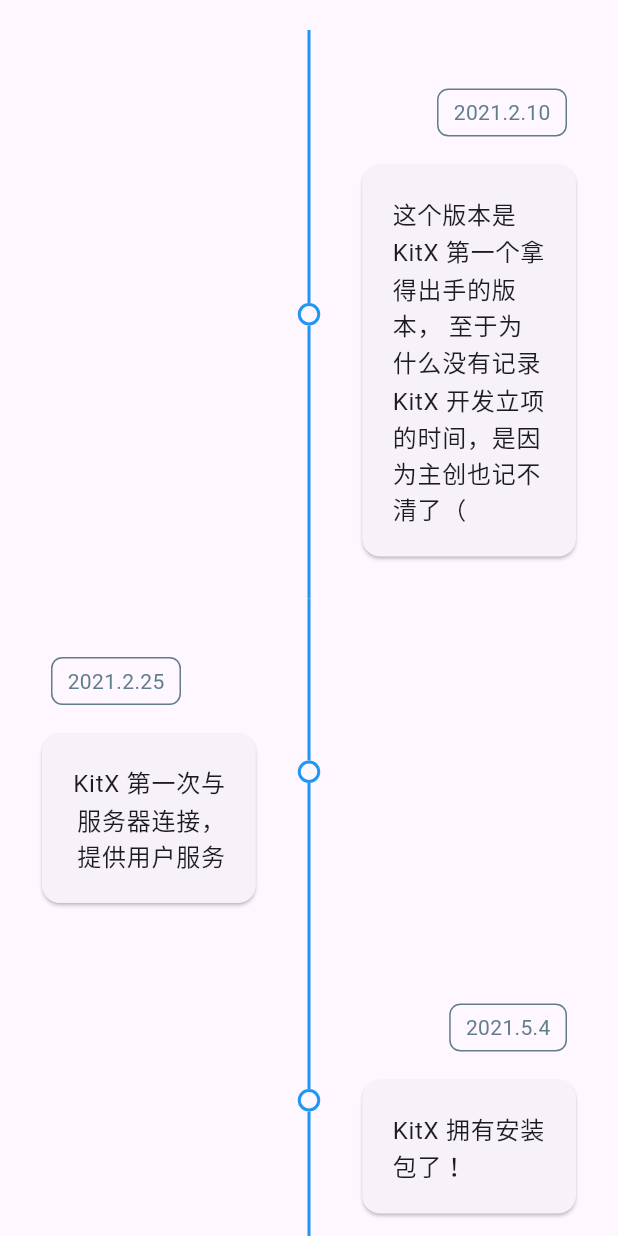
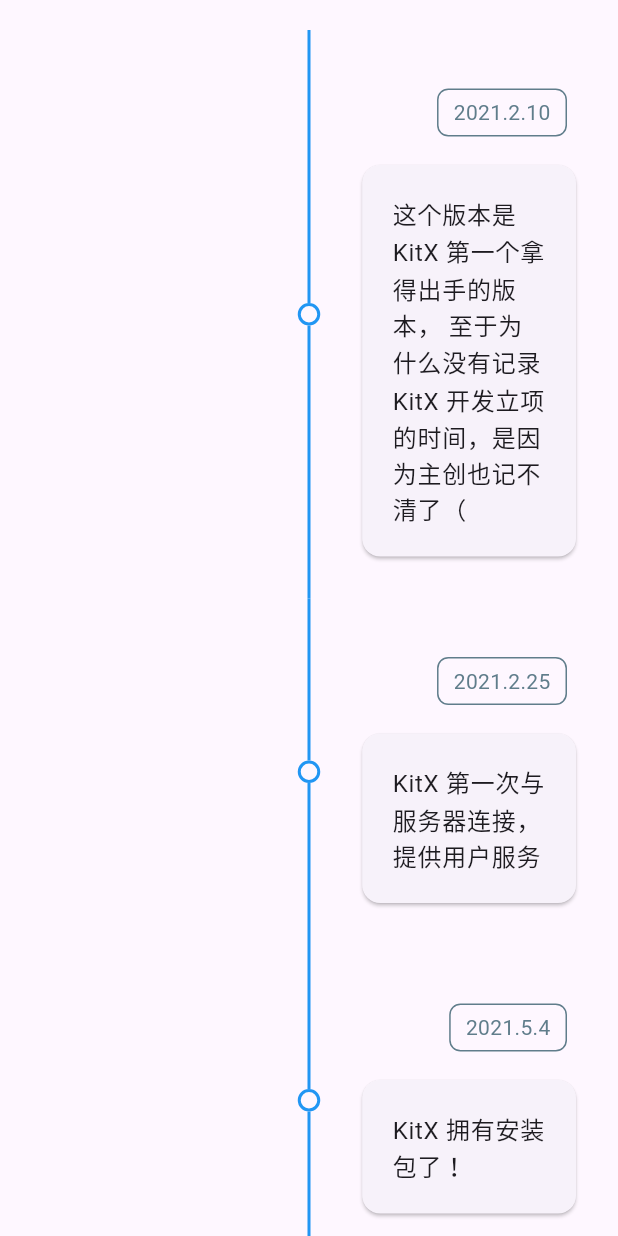
Before and after one commit to Crequency/KitX-Website, a Flutter app: the MilestonesPage widget shown alone on an empty page, opened directly, on a phone screen of 412 x 824 dp. Run offline on Flutter 3.47's test engine with Material 3 defaults, Android fonts, the phone set to English and light mode, and no system bars; drawn by our look-alikes of timelines; our stand-ins replace community_material_icon, get, loading_animation_widget; missing offline and left inert: dart:html, dart:js, dart:ui_web; statements that could not run were skipped.

Commit message:
💾 Feat(MilestonesPage): Better layout for mobile phone

```diff
--- a/KitX Website Flutter/kitx_website/lib/pages/milestone_page.dart
+++ b/KitX Website Flutter/kitx_website/lib/pages/milestone_page.dart
@@ -1,6 +1,4 @@
-import 'package:flutter/cupertino.dart';
 import 'package:flutter/material.dart';
-import 'package:flutter/widgets.dart';
 import 'package:get/get.dart';
 import 'package:kitx_website/data/milestones.dart';
 import 'package:timelines/timelines.dart';
@@ -22,13 +20,15 @@ class _MilestonesPageState extends State<MilestonesPage> {
   Widget build(BuildContext context) {
     var milestones = getMilestones(Get.locale!);
 
+    var isLandscape = MediaQuery.of(context).orientation == Orientation.landscape;
+
     return Center(
       child: Timeline.tileBuilder(
         padding: EdgeInsets.symmetric(vertical: 20),
-        theme: TimelineThemeData.fallback().copyWith(color: context.iconColor),
+        theme: TimelineThemeData.fallback().copyWith(color: context.iconColor, nodePosition: isLandscape ? null : 0.1),
         physics: BouncingScrollPhysics(),
         builder: TimelineTileBuilder.fromStyle(
-          contentsAlign: ContentsAlign.alternating,
+          contentsAlign: isLandscape ? ContentsAlign.alternating : ContentsAlign.basic,
           indicatorStyle: IndicatorStyle.outlined,
           contentsBuilder: (context, index) {
             var milestone = milestones[index];
@@ -64,13 +64,13 @@ class _MilestonesPageState extends State<MilestonesPage> {
             return Padding(
               padding: const EdgeInsets.all(24.0),
               child: Column(
-                crossAxisAlignment: index % 2 == 0 ? CrossAxisAlignment.start : CrossAxisAlignment.end,
+                crossAxisAlignment: isLandscape ? (index % 2 == 0 ? CrossAxisAlignment.start : CrossAxisAlignment.end) : CrossAxisAlignment.start,
                 children: [
                   Padding(
                     padding: EdgeInsets.all(10),
                     child: Row(
-                      mainAxisAlignment: index % 2 == 0 ? MainAxisAlignment.start : MainAxisAlignment.end,
-                      children: index % 2 == 0 ? head : head.reversed.toList(),
+                      mainAxisAlignment: isLandscape ? (index % 2 == 0 ? MainAxisAlignment.start : MainAxisAlignment.end) : MainAxisAlignment.start,
+                      children: isLandscape ? (index % 2 == 0 ? head : head.reversed.toList()) : head,
                     ),
                   ),
                   Card(
@@ -79,7 +79,7 @@ class _MilestonesPageState extends State<MilestonesPage> {
                       child: Text(
                         milestone.event,
                         style: context.textTheme.bodyLarge,
-                        textAlign: index % 2 == 0 ? TextAlign.left : TextAlign.right,
+                        textAlign: isLandscape ? (index % 2 == 0 ? TextAlign.left : TextAlign.right) : TextAlign.left,
                       ),
                     ),
                   ),
```
